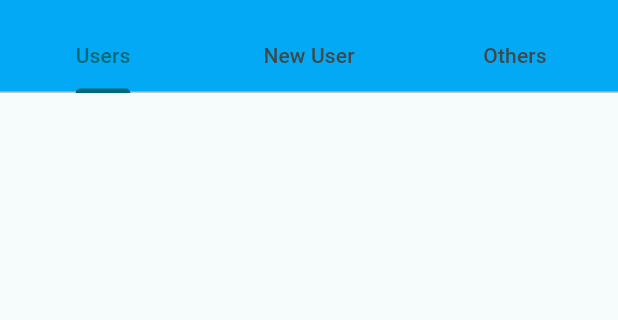
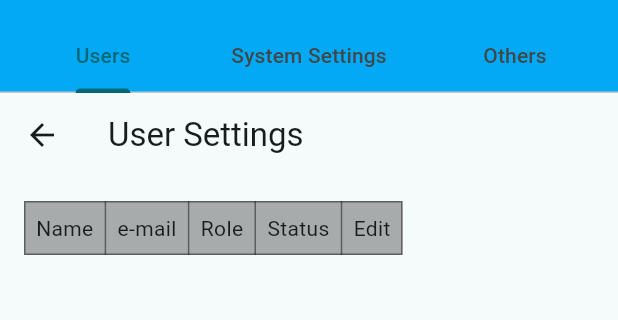
Before and after one commit to mzubairali/AwaabApp, a Flutter app: the StaffSettingsScreen screen opened directly, on a phone screen of 412 x 824 dp, the part 63-383 px from its top. Run offline on Flutter 3.47's test engine with Material 3 defaults, Android fonts, the phone set to English and light mode, and no system bars; our stand-ins replace flutter_dotenv, flutter_secure_storage, supabase_flutter; accounts and stored records are empty.

Commit message:
user settings page working

```diff
--- a/lib/data/screens/staff_screens/staff_settings/staff_settings_screen.dart
+++ b/lib/data/screens/staff_screens/staff_settings/staff_settings_screen.dart
@@ -22,7 +22,8 @@ class _StaffSettingsScreenState extends State<StaffSettingsScreen> {
           bottom: TabBar(
             tabs: [
               Tab(text: 'Users'),
-              Tab(text: 'New User'),
+              //Tab(text: 'New User'),
+              Tab(text: 'System Settings'),
               Tab(text: 'Others'),
             ],
           ),
--- a/lib/data/screens/staff_screens/staff_settings/users_screen.dart
+++ b/lib/data/screens/staff_screens/staff_settings/users_screen.dart
@@ -14,7 +14,10 @@ class _UsersScreenState extends State<UsersScreen> {
 
   getUsers() async {
     try {
-      final result = await supabase.from('user_profile').select();
+      final result = await supabase
+          .from('user_profile')
+          .select()
+          .order('created_at', ascending: false);
 
       //final User? user = supabase.auth.currentUser;
       //final Map<String, dynamic>? userMetadata = user?.userMetadata;
@@ -36,7 +39,105 @@ class _UsersScreenState extends State<UsersScreen> {
 
   @override
   Widget build(BuildContext context) {
-    return ListView(
+    return Scaffold(
+      appBar: AppBar(title: Text('User Settings')),
+      body: Padding(
+        padding: const EdgeInsets.all(16.0),
+        child: Table(
+          border: TableBorder.all(color: Colors.black45),
+          columnWidths: const <int, TableColumnWidth>{
+            0: IntrinsicColumnWidth(),
+            1: IntrinsicColumnWidth(),
+            2: IntrinsicColumnWidth(),
+            3: IntrinsicColumnWidth(),
+            4: IntrinsicColumnWidth(),
+          },
+          children: <TableRow>[
+            TableRow(
+              decoration: BoxDecoration(
+                color: const Color.fromARGB(96, 41, 40, 40),
+              ),
+              children: <Widget>[
+                TableCell(
+                  child: Padding(
+                    padding: EdgeInsets.all(8.0),
+                    child: Text('Name'),
+                  ),
+                ),
+                TableCell(
+                  child: Padding(
+                    padding: EdgeInsets.all(8.0),
+                    child: Text('e-mail'),
+                  ),
+                ),
+                TableCell(
+                  child: Padding(
+                    padding: EdgeInsets.all(8.0),
+                    child: Text('Role'),
+                  ),
+                ),
+                TableCell(
+                  child: Padding(
+                    padding: EdgeInsets.all(8.0),
+                    child: Text('Status'),
+                  ),
+                ),
+                TableCell(
+                  child: Padding(
+                    padding: EdgeInsets.all(8.0),
+                    child: Text('Edit'),
+                  ),
+                ),
+              ],
+            ),
+
+            for (var user in users)
+              TableRow(
+                children: <Widget>[
+                  TableCell(
+                    child: Padding(
+                      padding: EdgeInsets.all(8.0),
+                      child: Text(
+                        '${user['last_name']}, ${user['first_name']}',
+                      ),
+                    ),
+                  ),
+                  TableCell(
+                    child: Padding(
+                      padding: EdgeInsets.all(8.0),
+                      child: Text(user['email']),
+                    ),
+                  ),
+                  TableCell(
+                    child: Padding(
+                      padding: EdgeInsets.all(8.0),
+                      child: Text(user['user_role']),
+                    ),
+                  ),
+                  TableCell(
+                    child: Padding(
+                      padding: EdgeInsets.all(8.0),
+                      child: Text(user['user_status']),
+                    ),
+                  ),
+                  TableCell(
+                    child: Padding(
+                      padding: EdgeInsets.all(4.0),
+                      child: IconButton(
+                        onPressed: () {},
+                        icon: Icon(Icons.edit, size: 20),
+                      ),
+                    ),
+                  ),
+                ],
+              ),
+          ],
+        ),
+      ),
+    );
+
+    /*
+    ListView(
       children: [
         for (var user in users)
           ListTile(
@@ -52,5 +153,7 @@ class _UsersScreenState extends State<UsersScreen> {
           ),
       ],
     );
+
+    */
   }
 }
```
